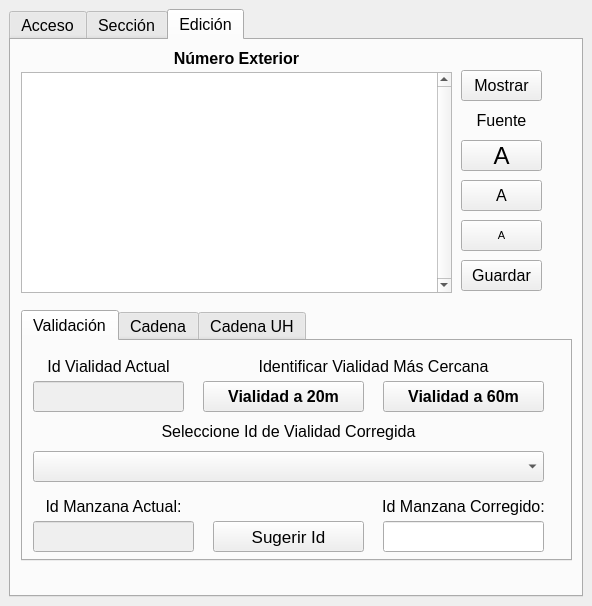
First picture: the form in numeros_exteriores_dockwidget_base.ui, repository DAGGDesarrollo/repo_dce, before the edit.
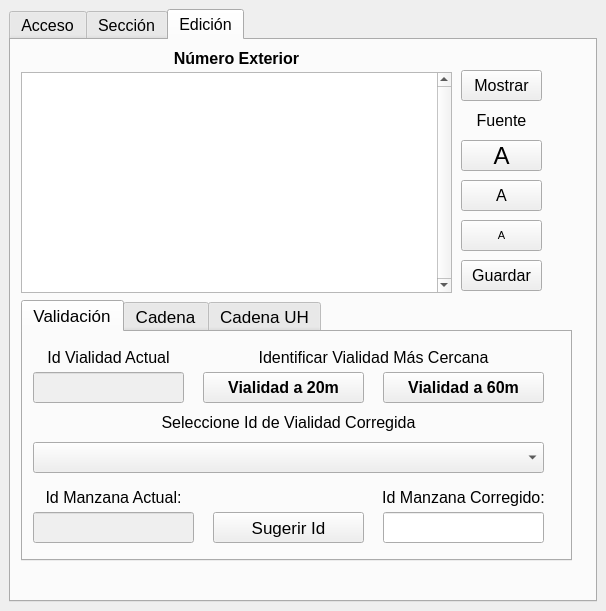
Second picture: the form after the edit. The open tabs and pages were chosen to show the change.

Commit message: Se modificó el tamaño de fuente de las pestañas de Validación, Cadena y Cadena UH.

What changed in the file:
```diff
--- a/numeros_exteriores_dockwidget_base.ui
+++ b/numeros_exteriores_dockwidget_base.ui
@@ -6,8 +6,8 @@
    <rect>
     <x>0</x>
     <y>0</y>
-    <width>592</width>
-    <height>606</height>
+    <width>606</width>
+    <height>611</height>
    </rect>
   </property>
   <property name="sizePolicy">
@@ -648,15 +648,46 @@
         <property name="geometry">
          <rect>
           <x>10</x>
-          <y>270</y>
+          <y>260</y>
           <width>551</width>
-          <height>251</height>
+          <height>261</height>
          </rect>
         </property>
+        <property name="font">
+         <font>
+          <family>Arial</family>
+          <pointsize>13</pointsize>
+          <weight>50</weight>
+          <bold>false</bold>
+         </font>
+        </property>
+        <property name="tabPosition">
+         <enum>QTabWidget::North</enum>
+        </property>
+        <property name="tabShape">
+         <enum>QTabWidget::Rounded</enum>
+        </property>
         <property name="currentIndex">
          <number>0</number>
         </property>
+        <property name="elideMode">
+         <enum>Qt::ElideNone</enum>
+        </property>
+        <property name="tabsClosable">
+         <bool>false</bool>
+        </property>
+        <property name="tabBarAutoHide">
+         <bool>false</bool>
+        </property>
         <widget class="QWidget" name="IdentificacionSimple">
+         <property name="font">
+          <font>
+           <family>Arial</family>
+           <pointsize>12</pointsize>
+           <weight>75</weight>
+           <bold>true</bold>
+          </font>
+         </property>
          <attribute name="title">
           <string>Validación</string>
          </attribute>
```
Left out of the diff: 19 changed lines with no effect on the pictures.
